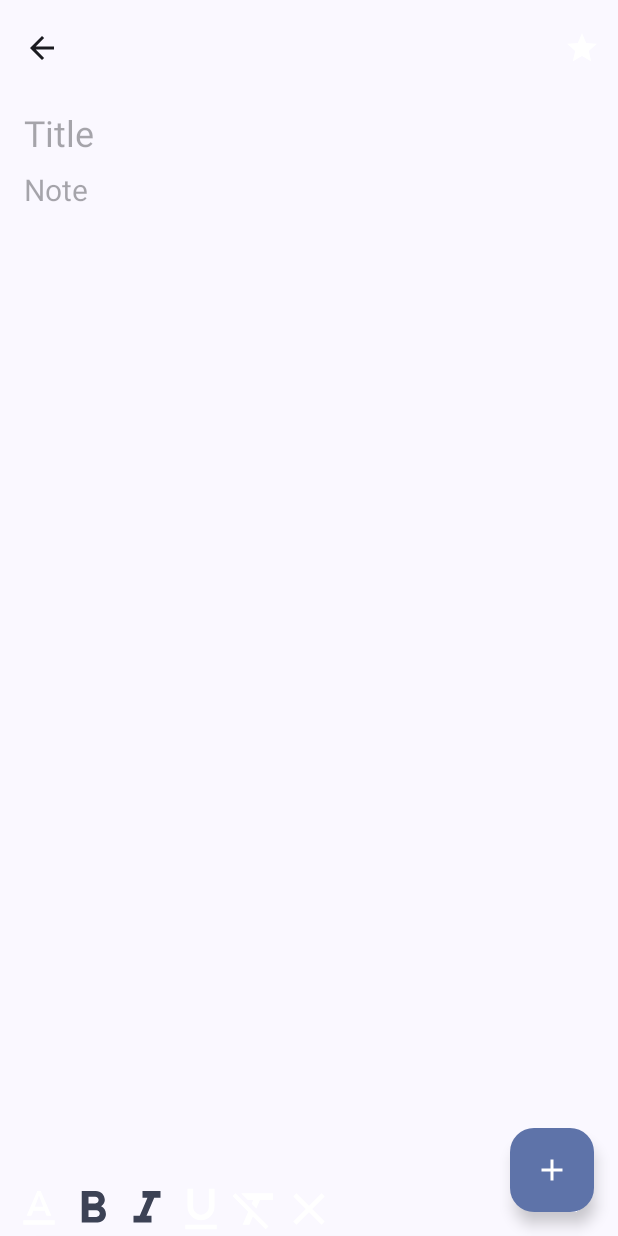
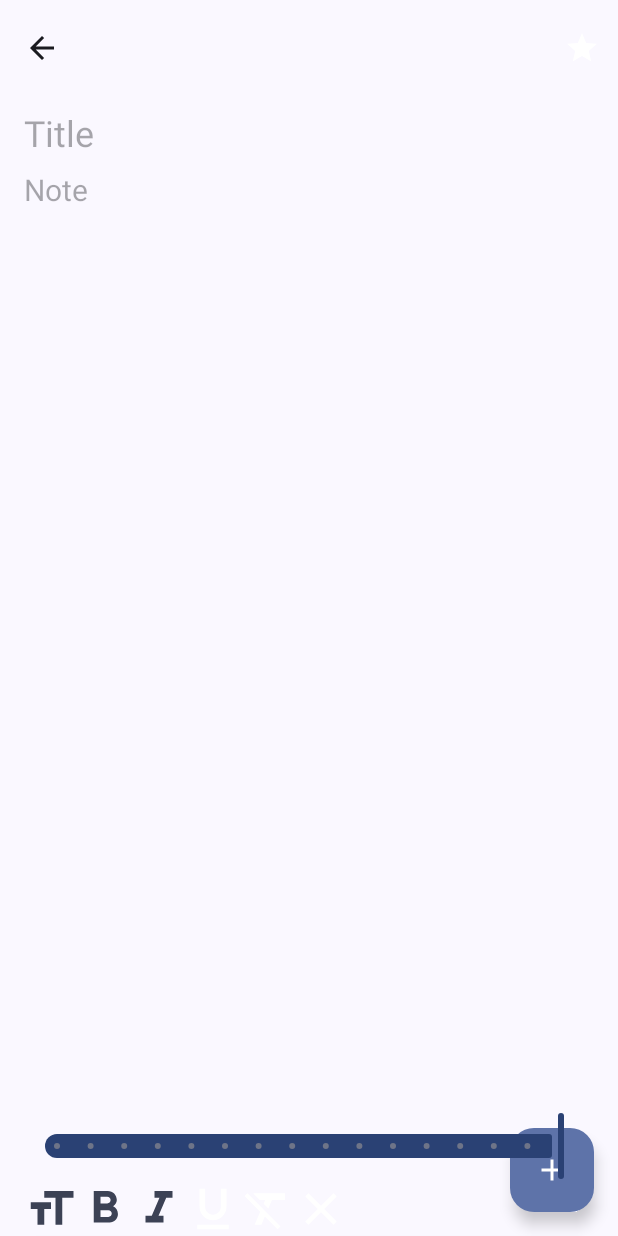
Before and after one commit to Artemocka/Notes, an Android app: the fragment EditNoteFragment placed in its activity, after a tap on an icon or button, on a phone screen of 412 x 824 dp. Run offline under Robolectric (Android 15) with nearby library versions, the phone set to English and light mode, and no system bars; our stand-ins replace Room's generated code; 5 statements that could not run were skipped; 3 other taps on this screen came first.

Commit message:
add size spans

```diff
--- a/app/src/main/java/com/example/myapplication/screens/edit/EditNoteFragment.kt
+++ b/app/src/main/java/com/example/myapplication/screens/edit/EditNoteFragment.kt
@@ -8,15 +8,18 @@ import android.text.Editable
 import android.text.Html
 import android.text.Spannable
 import android.text.TextWatcher
+import android.text.style.RelativeSizeSpan
 import android.text.style.StyleSpan
 import android.text.style.UnderlineSpan
 import android.view.LayoutInflater
 import android.view.View
 import android.view.ViewGroup
+import android.view.inputmethod.EditorInfo
 import androidx.annotation.RequiresApi
 import androidx.core.text.toSpanned
 import androidx.core.view.ViewCompat
 import androidx.core.view.WindowInsetsCompat
+import androidx.core.view.isVisible
 import androidx.core.view.updatePaddingRelative
 import androidx.fragment.app.Fragment
 import androidx.lifecycle.ViewModelProvider
@@ -63,6 +66,20 @@ class EditNoteFragment : Fragment() {
             }
         }
         lifecycleScope.launch {
+            viewModel.selectSizeMode.collect {
+                when (it) {
+                    true -> {
+                        binding.ivFormatSize.imageTintList = ColorStateList.valueOf(MaterialColors.getColor(binding.root, androidx.appcompat.R.attr.colorAccent))
+                        binding.slider.isVisible = true
+                    }
+                    false -> {
+                        binding.ivFormatSize.imageTintList = null
+                        binding.slider.isVisible = false
+                    }
+                }
+            }
+        }
+        lifecycleScope.launch {
             viewModel.underlineMode.collect {
                 when (it) {
                     true -> {
@@ -86,14 +103,21 @@ class EditNoteFragment : Fragment() {
                 }
             }
         }
+        lifecycleScope.launch {
+            viewModel.currentSize.collect {
+                binding.slider.value = it
+            }
+        }
 
 
 
         binding.run {
+            title.imeOptions = EditorInfo.IME_ACTION_NEXT
+            content.imeOptions = EditorInfo.TYPE_TEXT_FLAG_IME_MULTI_LINE
             title.setText(note.title)
             content.setText(Html.fromHtml(note.content, Html.FROM_HTML_MODE_COMPACT))
-            ivFormatMode.setOnClickListener {
-                viewModel.formatMode.value = !viewModel.formatMode.value
+            ivFormatSize.setOnClickListener {
+                viewModel.selectSizeMode.value = !viewModel.selectSizeMode.value
             }
             setFormatButtons()
         }
@@ -114,14 +138,26 @@ class EditNoteFragment : Fragment() {
             }
 
             override fun onTextChanged(s: CharSequence?, start: Int, before: Int, count: Int) {
-                when {
-                    viewModel.italicMode.value && viewModel.boldMode.value -> binding.content.text.setSpan(StyleSpan(Typeface.BOLD_ITALIC), start, start + count, Spannable.SPAN_EXCLUSIVE_EXCLUSIVE)
-                    viewModel.boldMode.value -> binding.content.text.setSpan(StyleSpan(Typeface.BOLD), start, start + count, Spannable.SPAN_EXCLUSIVE_EXCLUSIVE)
-                    viewModel.underlineMode.value -> binding.content.text.setSpan(UnderlineSpan(), start, start + count, Spannable.SPAN_EXCLUSIVE_EXCLUSIVE)
-                    viewModel.italicMode.value -> binding.content.text.setSpan(StyleSpan(Typeface.ITALIC), start, start + count, Spannable.SPAN_EXCLUSIVE_EXCLUSIVE)
+                if (viewModel.italicMode.value && viewModel.boldMode.value){
+                    binding.content.text.setSpan(StyleSpan(Typeface.BOLD_ITALIC), start, start + count, Spannable.SPAN_EXCLUSIVE_EXCLUSIVE)
+                }else if(viewModel.italicMode.value){
+                    binding.content.text.setSpan(StyleSpan(Typeface.ITALIC), start, start + count, Spannable.SPAN_EXCLUSIVE_EXCLUSIVE)
+                }else if (viewModel.boldMode.value){
+                    binding.content.text.setSpan(StyleSpan(Typeface.BOLD), start, start + count, Spannable.SPAN_EXCLUSIVE_EXCLUSIVE)
                 }
+                if (viewModel.underlineMode.value){
+                    binding.content.text.setSpan(UnderlineSpan(), start, start + count, Spannable.SPAN_EXCLUSIVE_EXCLUSIVE)
+                }
+                if (viewModel.currentSize.value!=1f){
+                    binding.content.text.setSpan(RelativeSizeSpan(viewModel.currentSize.value), start, start + count, Spannable.SPAN_EXCLUSIVE_EXCLUSIVE)
+                }
+
             }
         })
+
+        binding.slider.addOnChangeListener{_, value, _ ->
+            viewModel.setRelativeSize(binding.content, value)
+        }
 
 
         ViewCompat.setOnApplyWindowInsetsListener(binding.root) { _, insets ->
@@ -150,6 +186,7 @@ class EditNoteFragment : Fragment() {
 
     override fun onDestroyView() {
         super.onDestroyView()
+
         val tempNote = Note(
             note.id,
             binding.title.text.toString().trim(),
@@ -160,6 +197,7 @@ class EditNoteFragment : Fragment() {
         viewModel.editNote(tempNote)
 
     }
+
     private fun FragmentEditNoteBinding.setFormatButtons() {
         this.run {
             ivBold.setOnClickListener {
@@ -172,7 +210,7 @@ class EditNoteFragment : Fragment() {
                 viewModel.setUnderline(binding.content)
             }
             ivClearFormat.setOnClickListener {
-               viewModel.clearModes(binding.content)
+                viewModel.clearModes(binding.content)
             }
         }
     }
--- a/app/src/main/java/com/example/myapplication/viemodel/EditViewModel.kt
+++ b/app/src/main/java/com/example/myapplication/viemodel/EditViewModel.kt
@@ -4,6 +4,7 @@ import android.graphics.Color
 import android.graphics.Typeface
 import android.text.Spannable
 import android.text.style.ForegroundColorSpan
+import android.text.style.RelativeSizeSpan
 import android.text.style.StyleSpan
 import android.text.style.UnderlineSpan
 import android.widget.EditText
@@ -20,10 +21,11 @@ class EditViewModel : ViewModel() {
     val snackbarContent = MutableSharedFlow<String>()
     val currentNote =MutableStateFlow<Note>(Note(0,"","",0,false))
     var formatMode = MutableStateFlow(false)
-
+    var selectSizeMode = MutableStateFlow(false)
     val boldMode = MutableStateFlow(false)
     val italicMode = MutableStateFlow(false)
     val underlineMode = MutableStateFlow(false)
+    var currentSize = MutableStateFlow(1f)
 
     fun editNote(note: Note) {
         if (note.id == 0) {
@@ -58,8 +60,6 @@ class EditViewModel : ViewModel() {
             content.text.setSpan(UnderlineSpan(), content.selectionStart, content.selectionEnd, Spannable.SPAN_EXCLUSIVE_EXCLUSIVE)
             underlineMode.value = !underlineMode.value
         } else {
-            boldMode.value = false
-            italicMode.value = false
             underlineMode.value = !underlineMode.value
         }
     }
@@ -68,10 +68,6 @@ class EditViewModel : ViewModel() {
             content.text.setSpan(StyleSpan(Typeface.BOLD), content.selectionStart, content.selectionEnd, Spannable.SPAN_EXCLUSIVE_EXCLUSIVE)
             underlineMode.value = !underlineMode.value
         } else {
-            val underline = underlineMode.value
-            if (underline){
-                underlineMode.value = false
-            }
             boldMode.value = !boldMode.value
         }
     }
@@ -80,10 +76,6 @@ class EditViewModel : ViewModel() {
             content.text.setSpan(UnderlineSpan(), content.selectionStart, content.selectionEnd, Spannable.SPAN_EXCLUSIVE_EXCLUSIVE)
             underlineMode.value = !underlineMode.value
         } else {
-            val underline = underlineMode.value
-            if (underline){
-                underlineMode.value = false
-            }
             italicMode.value = !italicMode.value
         }
     }
@@ -91,7 +83,11 @@ class EditViewModel : ViewModel() {
         TODO()
     }
     fun setRelativeSize(content: EditText, relativeSize:Float){
-        TODO()
+        if (content.selectionStart != content.selectionEnd) {
+            content.text.setSpan(RelativeSizeSpan(currentSize.value), content.selectionStart, content.selectionEnd, Spannable.SPAN_EXCLUSIVE_EXCLUSIVE)
+        } else {
+            currentSize.value = relativeSize
+        }
     }
 
     fun clearModes(content: EditText) {
--- a/app/src/main/res/drawable/ic_empty_star.xml
+++ b/app/src/main/res/drawable/ic_copy.xml
@@ -8,7 +8,7 @@
 
     <path
         android:fillColor="@android:color/white"
-        android:pathData="M22,9.24l-7.19,-0.62L12,2 9.19,8.63 2,9.24l5.46,4.73L5.82,21 12,17.27 18.18,21l-1.63,-7.03L22,9.24zM12,15.4l-3.76,2.27 1,-4.28 -3.32,-2.88 4.38,-0.38L12,6.1l1.71,4.04 4.38,0.38 -3.32,2.88 1,4.28L12,15.4z"
+        android:pathData="M16,1L4,1c-1.1,0 -2,0.9 -2,2v14h2L4,3h12L16,1zM19,5L8,5c-1.1,0 -2,0.9 -2,2v14c0,1.1 0.9,2 2,2h11c1.1,0 2,-0.9 2,-2L21,7c0,-1.1 -0.9,-2 -2,-2zM19,21L8,21L8,7h11v14z"
         />
 
 </vector>
--- a/app/src/main/res/drawable/ic_delete.xml
+++ b/app/src/main/res/drawable/ic_delete.xml
@@ -1,4 +1,4 @@
-<vector android:height="24dp" android:tint="#000000"
+<vector android:height="24dp"
     android:viewportHeight="24" android:viewportWidth="24"
     android:width="24dp" xmlns:android="http://schemas.android.com/apk/res/android">
     <path android:fillColor="@android:color/white" android:pathData="M6,19c0,1.1 0.9,2 2,2h8c1.1,0 2,-0.9 2,-2V7H6v12zM19,4h-3.5l-1,-1h-5l-1,1H5v2h14V4z"/>
--- a/app/src/main/res/drawable/ic_edit.xml
+++ b/app/src/main/res/drawable/ic_edit.xml
@@ -1,4 +1,4 @@
-<vector android:height="24dp" android:tint="#000000"
+<vector android:height="24dp"
     android:viewportHeight="24" android:viewportWidth="24"
     android:width="24dp" xmlns:android="http://schemas.android.com/apk/res/android">
     <path android:fillColor="@android:color/white" android:pathData="M3,17.25V21h3.75L17.81,9.94l-3.75,-3.75L3,17.25zM20.71,7.04c0.39,-0.39 0.39,-1.02 0,-1.41l-2.34,-2.34c-0.39,-0.39 -1.02,-0.39 -1.41,0l-1.83,1.83 3.75,3.75 1.83,-1.83z"/>
--- /dev/null
+++ b/app/src/main/res/drawable/ic_format_size.xml
@@ -0,0 +1,14 @@
+<vector
+    xmlns:android="http://schemas.android.com/apk/res/android"
+    android:width="24dp"
+    android:height="24dp"
+    android:viewportWidth="24"
+    android:viewportHeight="24"
+    >
+
+    <path
+        android:fillColor="@android:color/white"
+        android:pathData="M9,4v3h5v12h3L17,7h5L22,4L9,4zM3,12h3v7h3v-7h3L12,9L3,9v3z"
+        />
+
+</vector>
--- a/app/src/main/res/layout/bottomsheet.xml
+++ b/app/src/main/res/layout/bottomsheet.xml
@@ -49,11 +49,15 @@
                 android:id="@+id/edit"
                 layout="@layout/item_option"
                 />
-
+            <include
+                android:id="@+id/make_copy"
+                layout="@layout/item_option"
+                />
             <include
                 android:id="@+id/remove"
                 layout="@layout/item_option"
                 />
+
 
         </LinearLayout>
     </FrameLayout>
--- a/app/src/main/res/layout/fragment_edit_note.xml
+++ b/app/src/main/res/layout/fragment_edit_note.xml
@@ -73,22 +73,41 @@
 
 
     <LinearLayout
+        android:layout_width="match_parent"
+        android:layout_height="wrap_content"
+        android:layout_gravity="bottom"
+        android:orientation="vertical"
+        >
+
+        <com.google.android.material.slider.Slider
+            android:id="@+id/slider"
+            android:layout_width="match_parent"
+            android:layout_height="wrap_content"
+            android:visibility="invisible"
+            android:valueFrom="1.0"
+            android:valueTo="4.0"
+            android:stepSize="0.2"
+            android:layout_marginHorizontal="16dp"
+            tools:visibility="visible"
+            />
+
+        <LinearLayout
             android:id="@+id/linear"
             android:layout_width="match_parent"
             android:layout_height="wrap_content"
-        android:layout_gravity="bottom"
-        android:layout_marginHorizontal="8dp"
+            android:layout_marginHorizontal="16dp"
             android:orientation="horizontal"
             >
 
             <ImageView
-            android:id="@+id/iv_format_mode"
+                android:id="@+id/iv_format_size"
                 android:layout_width="36dp"
                 android:layout_height="36dp"
-            android:src="@drawable/ic_format_mode"
+                android:src="@drawable/ic_format_size"
                 app:layout_constraintBottom_toBottomOf="@id/content"
                 app:layout_constraintStart_toStartOf="parent"
                 />
+
 
             <ImageView
                 android:id="@+id/iv_bold"
@@ -96,7 +115,7 @@
                 android:layout_height="36dp"
                 android:src="@drawable/ic_bold"
                 app:layout_constraintBottom_toBottomOf="@id/content"
-            app:layout_constraintStart_toEndOf="@id/iv_format_mode"
+                app:layout_constraintStart_toEndOf="@id/iv_format_size"
                 />
 
             <ImageView
@@ -135,4 +154,5 @@
                 app:layout_constraintStart_toEndOf="@id/iv_clear_format"
                 />
         </LinearLayout>
+    </LinearLayout>
 </FrameLayout>
--- a/app/src/main/res/values/strings.xml
+++ b/app/src/main/res/values/strings.xml
@@ -8,4 +8,5 @@
     <string name="clear_color">Clear color</string>
     <string name="pin">Pin</string>
     <string name="star">Star</string>
+    <string name="make_copy">Make copy</string>
 </resources>
```
Also changed, not shown: app/src/main/java/com/example/myapplication/screens/home/HomeFragment.kt (+8 -0 lines), app/src/main/java/com/example/myapplication/viemodel/CreateViewModel.kt (deleted, +0 -7 lines), app/src/main/java/com/example/myapplication/viemodel/HomeViewModel.kt (+2 -16 lines), app/src/main/res/drawable/ic_color_select.xml (added, +14 -0 lines). Lines whose indentation alone changed are shown as unchanged.
